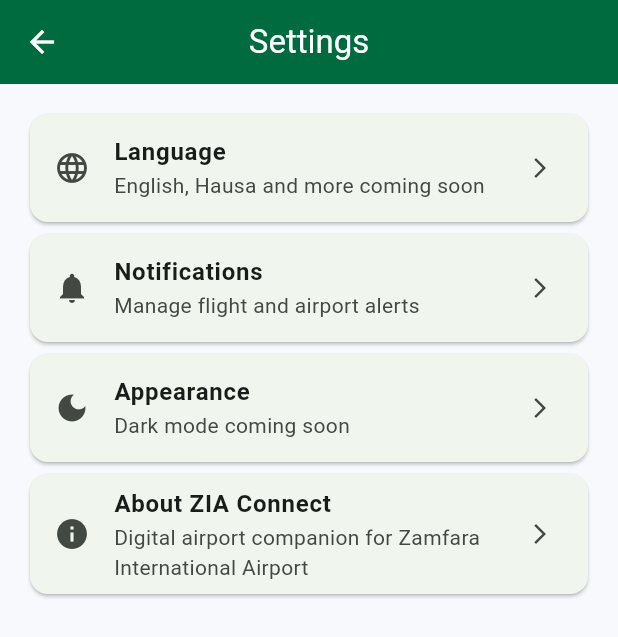
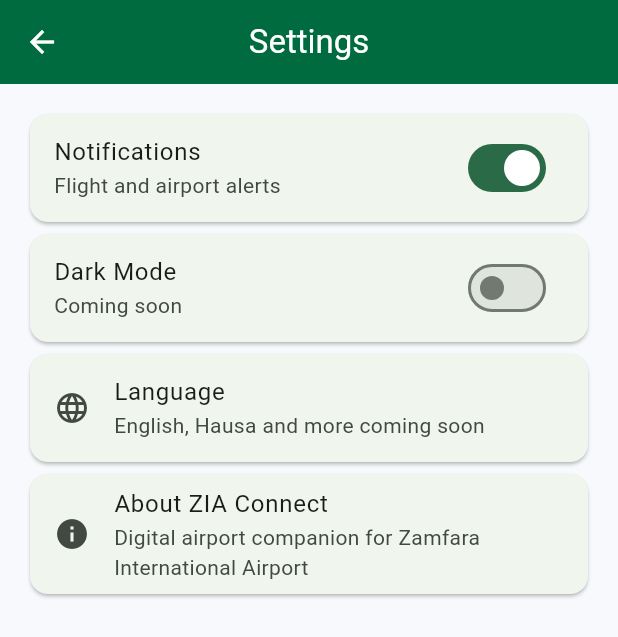
Before and after one commit to YUSUFUMARWALI/zia_connect, a Flutter app: the SettingsScreen screen opened directly, on a phone screen of 412 x 824 dp. Shown: the top 637 px of the screen. Run offline on Flutter 3.47's test engine with Material 3 defaults, Android fonts, the phone set to English and light mode, and no system bars.

Commit message:
Added interactive settings

```diff
--- a/lib/features/settings/screens/settings_screen.dart
+++ b/lib/features/settings/screens/settings_screen.dart
@@ -1,22 +1,15 @@
 import 'package:flutter/material.dart';
 
-class SettingsScreen extends StatelessWidget {
+class SettingsScreen extends StatefulWidget {
   const SettingsScreen({super.key});
 
-  Widget settingsTile({
-    required IconData icon,
-    required String title,
-    required String subtitle,
-  }) {
-    return Card(
-      child: ListTile(
-        leading: Icon(icon),
-        title: Text(title, style: const TextStyle(fontWeight: FontWeight.bold)),
-        subtitle: Text(subtitle),
-        trailing: const Icon(Icons.arrow_forward_ios, size: 16),
-      ),
-    );
-  }
+  @override
+  State<SettingsScreen> createState() => _SettingsScreenState();
+}
+
+class _SettingsScreenState extends State<SettingsScreen> {
+  bool notificationsEnabled = true;
+  bool darkModeEnabled = false;
 
   @override
   Widget build(BuildContext context) {
@@ -27,25 +20,45 @@
       body: ListView(
         padding: const EdgeInsets.all(16),
         children: [
-          settingsTile(
-            icon: Icons.language,
-            title: 'Language',
-            subtitle: 'English, Hausa and more coming soon',
+          Card(
+            child: SwitchListTile(
+              value: notificationsEnabled,
+              onChanged: (value) {
+                setState(() {
+                  notificationsEnabled = value;
+                });
+              },
+              title: const Text('Notifications'),
+              subtitle: const Text('Flight and airport alerts'),
+            ),
           ),
-          settingsTile(
-            icon: Icons.notifications,
-            title: 'Notifications',
-            subtitle: 'Manage flight and airport alerts',
+          Card(
+            child: SwitchListTile(
+              value: darkModeEnabled,
+              onChanged: (value) {
+                setState(() {
+                  darkModeEnabled = value;
+                });
+              },
+              title: const Text('Dark Mode'),
+              subtitle: const Text('Coming soon'),
+            ),
           ),
-          settingsTile(
-            icon: Icons.dark_mode,
-            title: 'Appearance',
-            subtitle: 'Dark mode coming soon',
+          const Card(
+            child: ListTile(
+              leading: Icon(Icons.language),
+              title: Text('Language'),
+              subtitle: Text('English, Hausa and more coming soon'),
+            ),
           ),
-          settingsTile(
-            icon: Icons.info,
-            title: 'About ZIA Connect',
-            subtitle: 'Digital airport companion for Zamfara International Airport',
+          const Card(
+            child: ListTile(
+              leading: Icon(Icons.info),
+              title: Text('About ZIA Connect'),
+              subtitle: Text(
+                'Digital airport companion for Zamfara International Airport',
+              ),
+            ),
           ),
         ],
       ),
```
